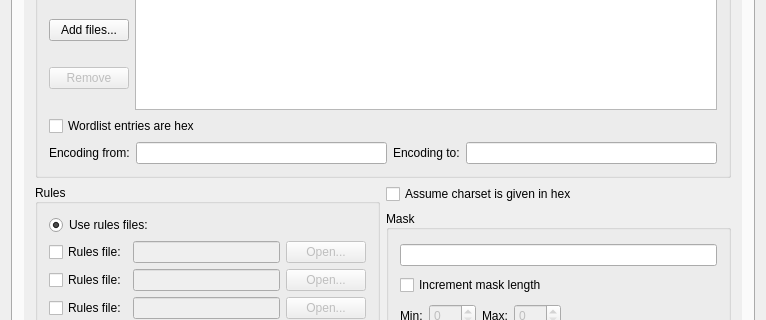
First picture: the form in src/mainwindow.ui, repository rgroesslinger/hashcat-gui, before the edit; both pictures show x 0 to 766 and y 261 to 581 of the 766 by 901 pixel window.
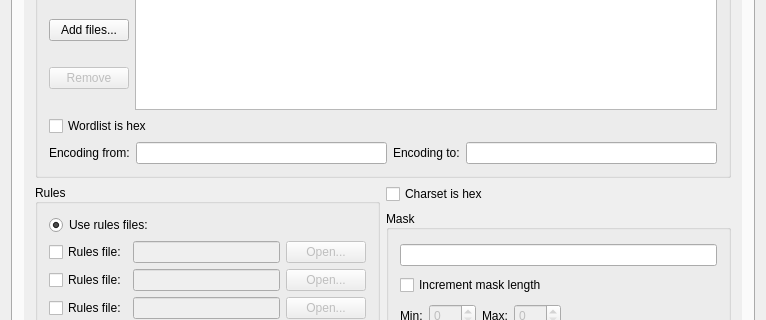
Second picture: the form after the edit. Icons and pictures are not drawn.

The edit to the form file:
```diff
--- a/src/mainwindow.ui
+++ b/src/mainwindow.ui
@@ -318,7 +318,7 @@
                   <string>Assume words in the wordlist are given in hexadecimal</string>
                  </property>
                  <property name="text">
-                  <string>Wordlist entries are hex</string>
+                  <string>Wordlist is hex</string>
                  </property>
                 </widget>
                </item>
@@ -622,7 +622,7 @@
                 <item>
                  <widget class="QCheckBox" name="checkBox_hex_hash">
                   <property name="text">
-                   <string>Assume charset is given in hex</string>
+                   <string>Charset is hex</string>
                   </property>
                  </widget>
                 </item>
```
Left out of the diff: 50 changed lines with no effect on the pictures.
